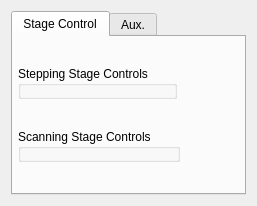
Old version of the form nplab/instrument/stage/smaract_mcs.ui in the repository nanophotonics/nplab.
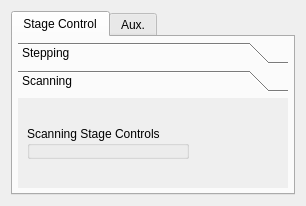
New version of the form.

Commit message: SmarAct UI updated using pages to reduce screen size

```diff
--- a/nplab/instrument/stage/smaract_mcs.ui
+++ b/nplab/instrument/stage/smaract_mcs.ui
@@ -6,8 +6,8 @@
    <rect>
     <x>0</x>
     <y>0</y>
-    <width>257</width>
-    <height>186</height>
+    <width>306</width>
+    <height>204</height>
    </rect>
   </property>
   <property name="windowTitle">
@@ -16,6 +16,12 @@
   <layout class="QVBoxLayout" name="verticalLayout">
    <item>
     <widget class="QTabWidget" name="tabWidget">
+     <property name="tabPosition">
+      <enum>QTabWidget::North</enum>
+     </property>
+     <property name="tabShape">
+      <enum>QTabWidget::Rounded</enum>
+     </property>
      <property name="currentIndex">
       <number>0</number>
      </property>
@@ -28,6 +34,24 @@
         <number>5</number>
        </property>
        <item>
+        <widget class="QToolBox" name="toolBox">
+         <property name="currentIndex">
+          <number>1</number>
+         </property>
+         <widget class="QWidget" name="stepping_page">
+          <property name="geometry">
+           <rect>
+            <x>0</x>
+            <y>0</y>
+            <width>266</width>
+            <height>85</height>
+           </rect>
+          </property>
+          <attribute name="label">
+           <string>Stepping</string>
+          </attribute>
+          <layout class="QVBoxLayout" name="verticalLayout_3">
+           <item>
         <widget class="QGroupBox" name="step_stage_group">
          <property name="sizePolicy">
           <sizepolicy hsizetype="Fixed" vsizetype="Fixed">
@@ -51,6 +75,21 @@
          </layout>
         </widget>
        </item>
+          </layout>
+         </widget>
+         <widget class="QWidget" name="scanning_page">
+          <property name="geometry">
+           <rect>
+            <x>0</x>
+            <y>0</y>
+            <width>266</width>
+            <height>85</height>
+           </rect>
+          </property>
+          <attribute name="label">
+           <string>Scanning</string>
+          </attribute>
+          <layout class="QVBoxLayout" name="verticalLayout_4">
        <item>
         <widget class="QGroupBox" name="scan_stage_group">
          <property name="sizePolicy">
@@ -73,6 +112,10 @@
            <widget class="QWidget" name="scan_stage_widget" native="true"/>
           </item>
          </layout>
+            </widget>
+           </item>
+          </layout>
+         </widget>
         </widget>
        </item>
       </layout>
```
Lines whose indentation alone changed are shown as unchanged.
